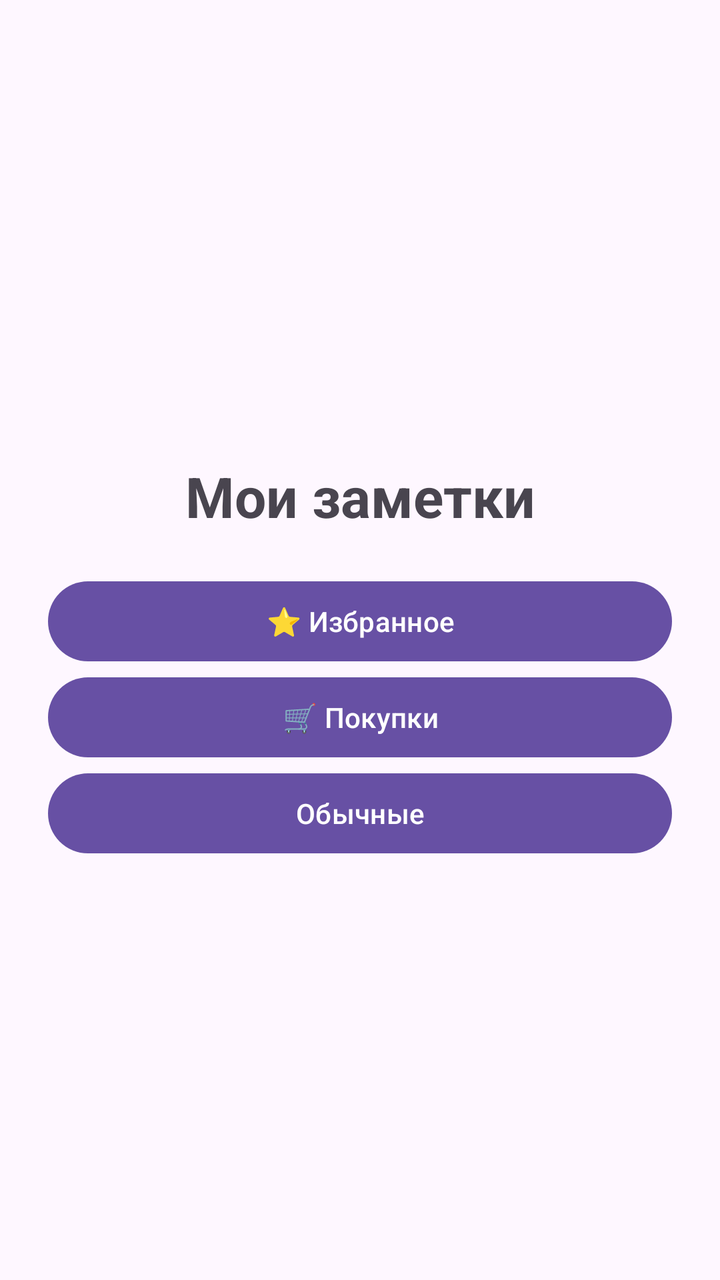
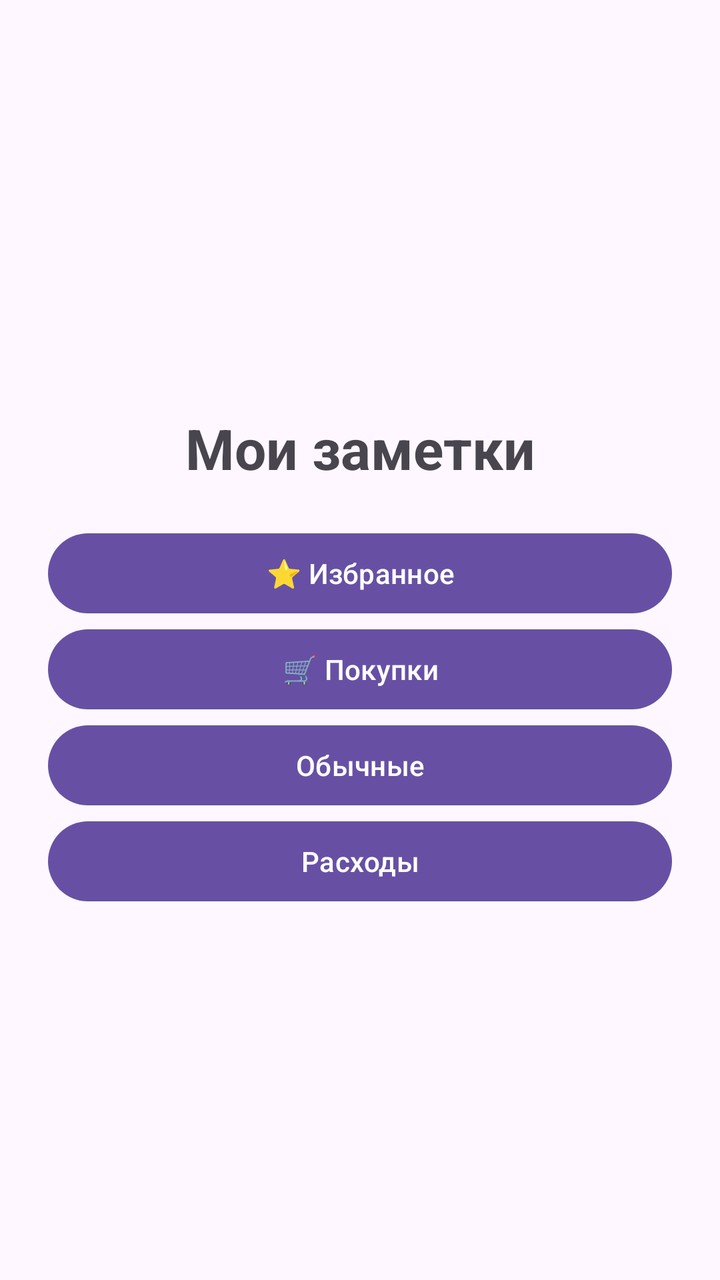

Screens rendered from an Android XML layout before and after an edit, with the pre-edit source and the edit as a unified diff.
<!-- AndroidManifest.xml: activity theme Theme.MyApplication -->
<!-- res/layout/activity_main.xml -->
<?xml version="1.0" encoding="utf-8"?>
<FrameLayout xmlns:android="http://schemas.android.com/apk/res/android"
    android:layout_width="match_parent"
    android:layout_height="match_parent">

    <LinearLayout
        android:id="@+id/homePage"
        android:layout_width="match_parent"
        android:layout_height="match_parent"
        android:gravity="center"
        android:orientation="vertical"
        android:padding="24dp">
        <TextView android:layout_width="match_parent" android:layout_height="wrap_content" android:padding="20dp" android:text="Мои заметки" android:textAlignment="center" android:textSize="28sp" android:textStyle="bold" />
        <Button android:id="@+id/buttonFavorites" android:layout_width="match_parent" android:layout_height="wrap_content" android:text="⭐ Избранное" />
        <Button android:id="@+id/buttonShopping" android:layout_width="match_parent" android:layout_height="wrap_content" android:text="🛒 Покупки" />
        <Button android:id="@+id/buttonTemporary" android:layout_width="match_parent" android:layout_height="wrap_content" android:text="Обычные" />
    </LinearLayout>

    <LinearLayout
        android:id="@+id/categoryPage"
        android:layout_width="match_parent"
        android:layout_height="match_parent"
        android:orientation="vertical"
        android:paddingStart="16dp"
        android:paddingTop="84dp"
        android:paddingEnd="16dp"
        android:paddingBottom="24dp"
        android:visibility="gone">
        <Button android:id="@+id/buttonBack" android:layout_width="wrap_content" android:layout_height="wrap_content" android:text="← Назад" />
        <TextView android:id="@+id/textViewCategoryTitle" android:layout_width="match_parent" android:layout_height="wrap_content" android:padding="12dp" android:textSize="26sp" android:textStyle="bold" />
        <ScrollView android:layout_width="match_parent" android:layout_height="0dp" android:layout_weight="1" android:fillViewport="true" android:padding="8dp">
            <LinearLayout android:id="@+id/notesContainer" android:layout_width="match_parent" android:layout_height="wrap_content" android:orientation="vertical" />
        </ScrollView>
        <LinearLayout
            android:id="@+id/noteEntryForm"
            android:layout_width="match_parent"
            android:layout_height="0dp"
            android:layout_weight="1"
            android:gravity="center"
            android:orientation="vertical"
            android:padding="8dp">
            <EditText android:id="@+id/editTextNote" android:layout_width="match_parent" android:layout_height="wrap_content" android:hint="Введите заметку" android:minHeight="52dp" android:layout_marginBottom="8dp" />
            <Button android:id="@+id/buttonReminder" android:layout_width="match_parent" android:layout_height="wrap_content" android:text="Выбрать дату и время" />
            <Button android:id="@+id/buttonAdd" android:layout_width="match_parent" android:layout_height="wrap_content" android:text="Добавить заметку" />
        </LinearLayout>
    </LinearLayout>
</FrameLayout>
<!-- resources referenced by this layout -->
<resources>
  <style name="Theme.MyApplication" parent="Base.Theme.MyApplication" />
  <style name="Base.Theme.MyApplication" parent="Theme.Material3.DayNight.NoActionBar">
          
          
      </style>
</resources>

<!-- the commit's change to res/layout/activity_main.xml (unified diff, before → after) -->
@@ -14,6 +14,7 @@
         <Button android:id="@+id/buttonFavorites" android:layout_width="match_parent" android:layout_height="wrap_content" android:text="⭐ Избранное" />
         <Button android:id="@+id/buttonShopping" android:layout_width="match_parent" android:layout_height="wrap_content" android:text="🛒 Покупки" />
         <Button android:id="@+id/buttonTemporary" android:layout_width="match_parent" android:layout_height="wrap_content" android:text="Обычные" />
+        <Button android:id="@+id/buttonExpenses" android:layout_width="match_parent" android:layout_height="wrap_content" android:text="Расходы" />
     </LinearLayout>
 
     <LinearLayout
@@ -43,5 +44,19 @@
             <Button android:id="@+id/buttonReminder" android:layout_width="match_parent" android:layout_height="wrap_content" android:text="Выбрать дату и время" />
             <Button android:id="@+id/buttonAdd" android:layout_width="match_parent" android:layout_height="wrap_content" android:text="Добавить заметку" />
         </LinearLayout>
+        <LinearLayout
+            android:id="@+id/expenseEntryForm"
+            android:layout_width="match_parent"
+            android:layout_height="0dp"
+            android:layout_weight="1"
+            android:gravity="center"
+            android:orientation="vertical"
+            android:padding="8dp"
+            android:visibility="gone">
+            <TextView android:layout_width="match_parent" android:layout_height="wrap_content" android:padding="8dp" android:text="Новый расход" android:textSize="18sp" android:textStyle="bold" />
+            <Button android:id="@+id/buttonExpenseDate" android:layout_width="match_parent" android:layout_height="wrap_content" android:text="Выбрать дату" />
+            <EditText android:id="@+id/editTextExpenseAmount" android:layout_width="match_parent" android:layout_height="wrap_content" android:hint="Сумма, ₽" android:inputType="numberDecimal" android:minHeight="52dp" android:layout_marginBottom="8dp" />
+            <Button android:id="@+id/buttonAddExpense" android:layout_width="match_parent" android:layout_height="wrap_content" android:text="Добавить расход" />
+        </LinearLayout>
     </LinearLayout>
 </FrameLayout>
